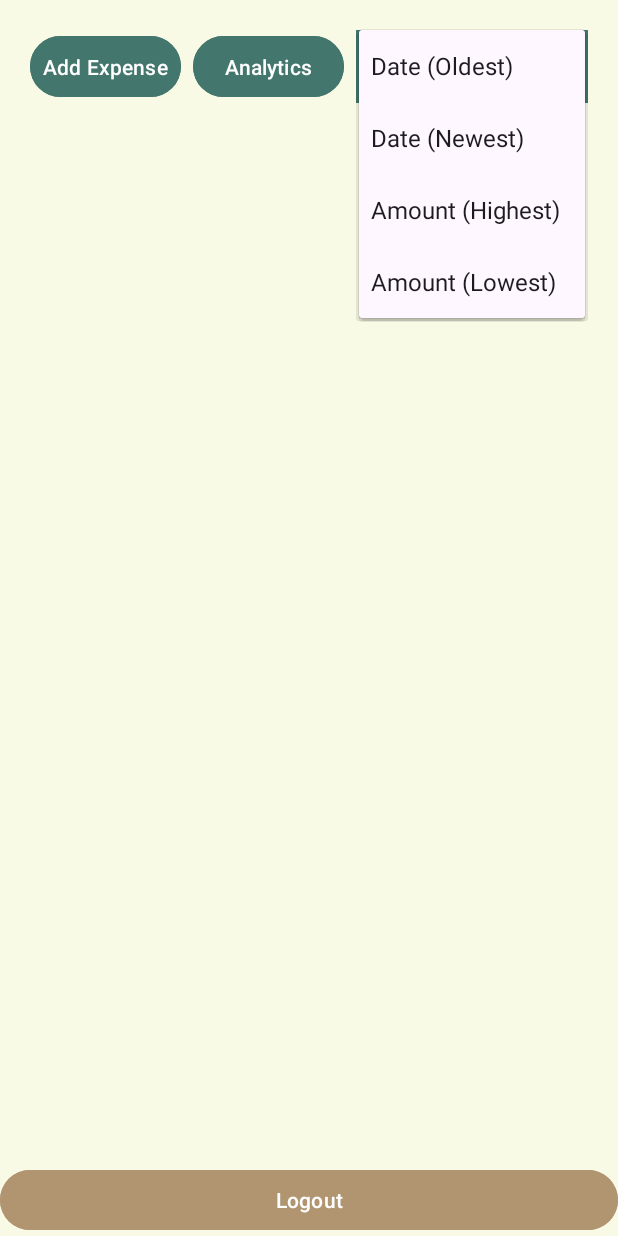
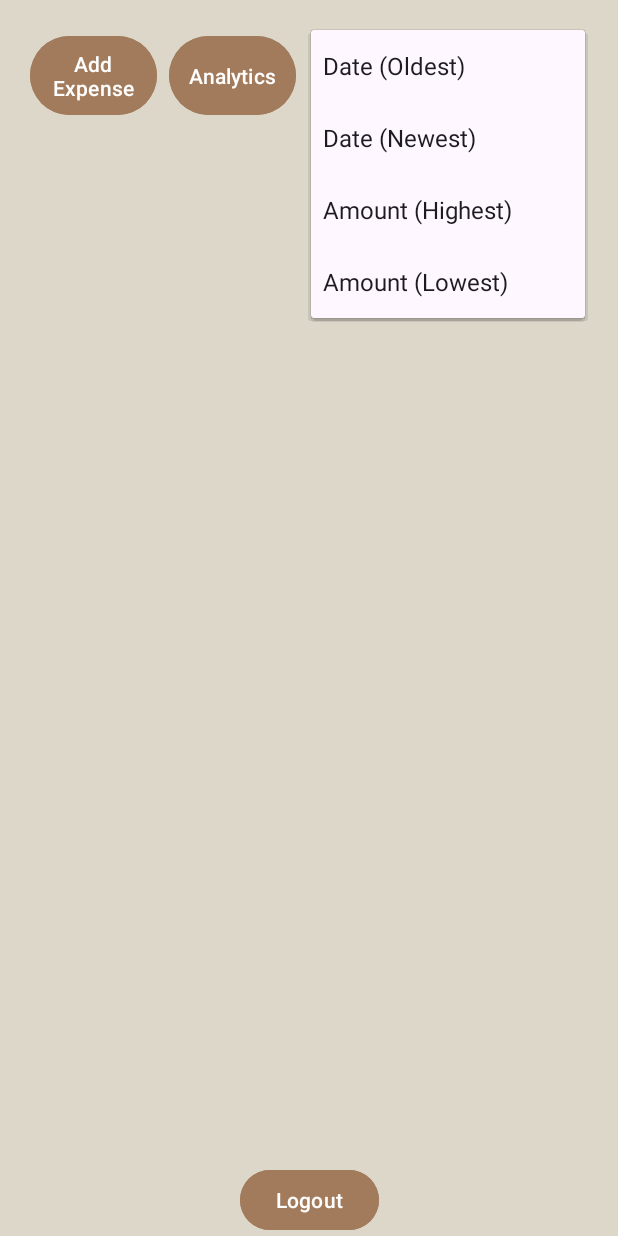
Before and after one commit to vladistr08/ExpenseTracker, an Android app: the MainActivity screen opened directly, with no data from a screen before it, after a tap on "Date (Oldest)", on a phone screen of 412 x 824 dp. Run offline under Robolectric (Android 15) with nearby library versions, the phone set to English and light mode, and no system bars; our stand-ins replace Firebase (no records; nobody signed in at launch, a user with empty details on screens opened directly).

Commit message:
update theme

```diff
--- a/ExpenseTracker/app/src/main/res/layout/activity_main.xml
+++ b/ExpenseTracker/app/src/main/res/layout/activity_main.xml
@@ -22,7 +22,7 @@ android:layout_height="match_parent"
         android:layout_width="wrap_content"
         android:layout_height="match_parent"
         android:layout_margin="4dp"
-        android:backgroundTint="@color/colorPrimary"
+        android:backgroundTint="@color/colorAccent"
 
         android:layout_weight="1"
         android:padding="2dp"
@@ -35,7 +35,7 @@ android:layout_height="match_parent"
         android:layout_margin="4dp"
         android:layout_weight="1"
         android:padding="2dp"
-        android:backgroundTint="@color/colorPrimary"
+        android:backgroundTint="@color/colorAccent"
 
         android:text="Analytics" />
 
@@ -44,7 +44,6 @@ android:layout_height="match_parent"
         android:layout_width="wrap_content"
         android:layout_height="match_parent"
         android:layout_margin="4dp"
-        android:background="@color/colorPrimary"
 
         android:layout_weight="1"
         android:padding="2dp" />
@@ -63,9 +62,11 @@ android:layout_height="match_parent"
 
     <Button
         android:id="@+id/logoutButton"
-        android:layout_width="match_parent"
+        android:layout_width="wrap_content"
         android:layout_height="wrap_content"
         android:backgroundTint="@color/colorAccent"
         android:text="Logout"
-        app:layout_constraintBottom_toBottomOf="parent" />
+        app:layout_constraintBottom_toBottomOf="parent"
+        app:layout_constraintEnd_toEndOf="parent"
+        app:layout_constraintStart_toStartOf="parent" />
 </androidx.constraintlayout.widget.ConstraintLayout>
--- a/ExpenseTracker/app/src/main/res/values-night/themes.xml
+++ b/ExpenseTracker/app/src/main/res/values-night/themes.xml
@@ -1,7 +1,6 @@
 <resources xmlns:tools="http://schemas.android.com/tools">
     <!-- Base application theme. -->
     <style name="Base.Theme.ExpenseTracker" parent="Theme.Material3.DayNight.NoActionBar">
-        <!-- Customize your dark theme here. -->
-        <!-- <item name="colorPrimary">@color/my_dark_primary</item> -->
+        <item name="android:windowBackground">@color/colorPrimary</item>
     </style>
 </resources>
--- a/ExpenseTracker/app/src/main/res/values/colors.xml
+++ b/ExpenseTracker/app/src/main/res/values/colors.xml
@@ -2,9 +2,9 @@
 <resources>
     <color name="black">#FF000000</color>
     <color name="white">#FFFFFFFF</color>
-    <color name="colorPrimary">#43766C</color>
-    <color name="colorSecondary">#F8FAE5</color>
-    <color name="colorAccent">#B19470</color>
-    <color name="colorDark">#76453B</color>
+    <color name="colorPrimary">#3F4E4F</color>
+    <color name="colorSecondary">#DCD7C9</color>
+    <color name="colorAccent">#A27B5C</color>
+    <color name="colorDark">#2C3639</color>
 
 </resources>
--- a/ExpenseTracker/app/src/main/res/values/themes.xml
+++ b/ExpenseTracker/app/src/main/res/values/themes.xml
@@ -3,6 +3,8 @@
     <style name="Base.Theme.ExpenseTracker" parent="Theme.Material3.DayNight.NoActionBar">
         <!-- Customize your light theme here. -->
         <!-- <item name="colorPrimary">@color/my_light_primary</item> -->
+        <item name="android:windowBackground">@color/colorPrimary</item>
+
     </style>
 
     <style name="Theme.ExpenseTracker" parent="Base.Theme.ExpenseTracker" />
```
Also changed, not shown: ExpenseTracker/app/src/main/res/layout/item_expense.xml (+4 -4 lines).
